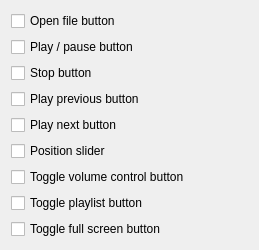
Old version of the form applet/ui/controls.ui in the repository Emdek/plasmoid-mini-player.
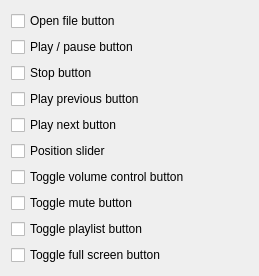
New version of the form.

Commit message: Add toggle mute to set of available controls

```diff
--- a/applet/ui/controls.ui
+++ b/applet/ui/controls.ui
@@ -7,7 +7,7 @@
     <x>0</x>
     <y>0</y>
     <width>259</width>
-    <height>233</height>
+    <height>258</height>
    </rect>
   </property>
   <property name="windowTitle">
@@ -63,6 +63,13 @@
      </property>
     </widget>
    </item>
+   <item>
+    <widget class="QCheckBox" name="muteCheckBox">
+     <property name="text">
+      <string>Toggle mute button</string>
+     </property>
+    </widget>
+   </item>
    <item>
     <widget class="QCheckBox" name="playlistCheckBox">
      <property name="text">
```
The commit also changes 2 other files.
